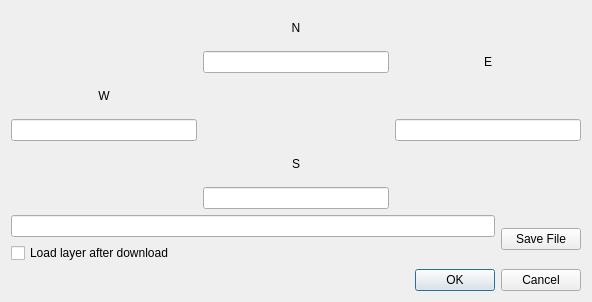
Before: the Qt Designer form osmDownloader_dialog_base.ui in lcoandrade/OSMDownloader, drawn with Qt 5.
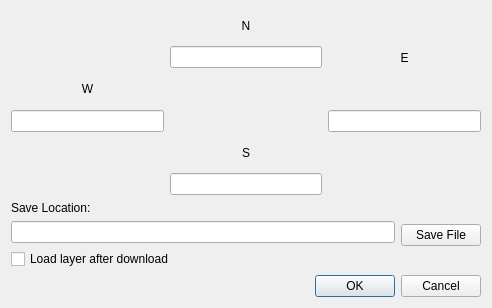
After: the same form once the commit is applied.

Commit message: Automatically loading the layer...

Diff of the .ui file:
```diff
--- a/osmDownloader_dialog_base.ui
+++ b/osmDownloader_dialog_base.ui
@@ -6,8 +6,8 @@
    <rect>
     <x>0</x>
     <y>0</y>
-    <width>592</width>
-    <height>302</height>
+    <width>492</width>
+    <height>308</height>
    </rect>
   </property>
   <property name="windowTitle">
@@ -90,6 +90,13 @@
     <layout class="QHBoxLayout" name="horizontalLayout">
      <item>
       <layout class="QVBoxLayout" name="verticalLayout_5">
+       <item>
+        <widget class="QLabel" name="label_5">
+         <property name="text">
+          <string>Save Location:</string>
+         </property>
+        </widget>
+       </item>
        <item>
         <widget class="QLineEdit" name="filenameEdit"/>
        </item>
```
The commit also changes 2 other files.
